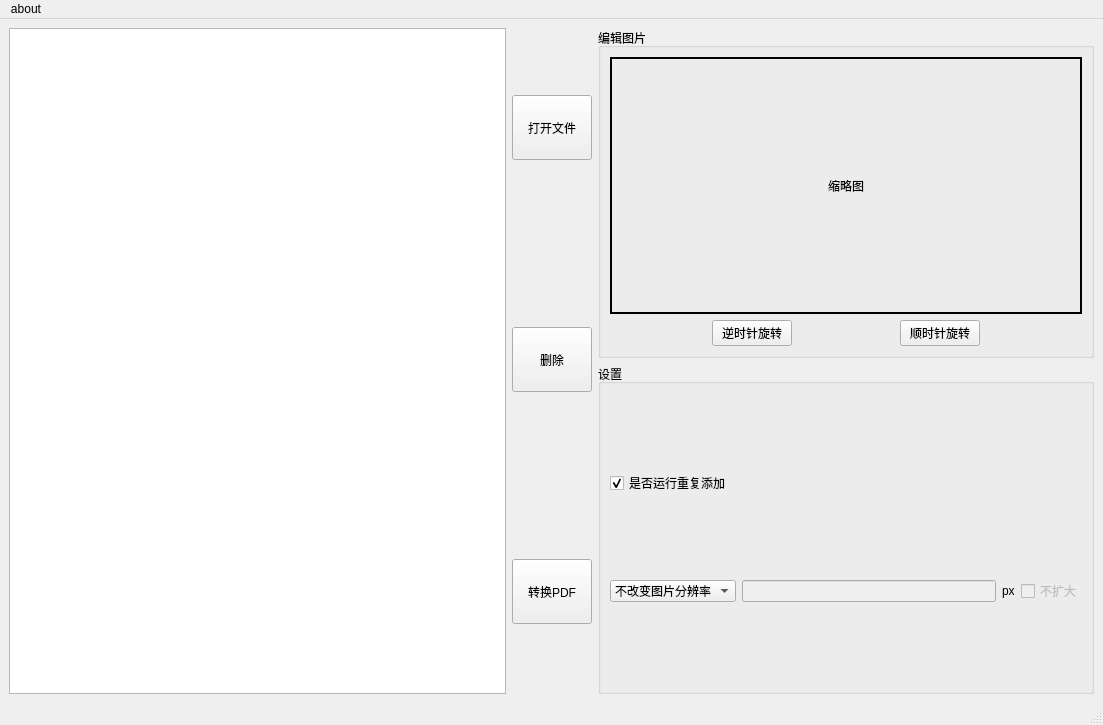
Before: the Qt Designer form mainwindow.ui in foreverzxc/Photo2PDF, drawn with Qt 5.
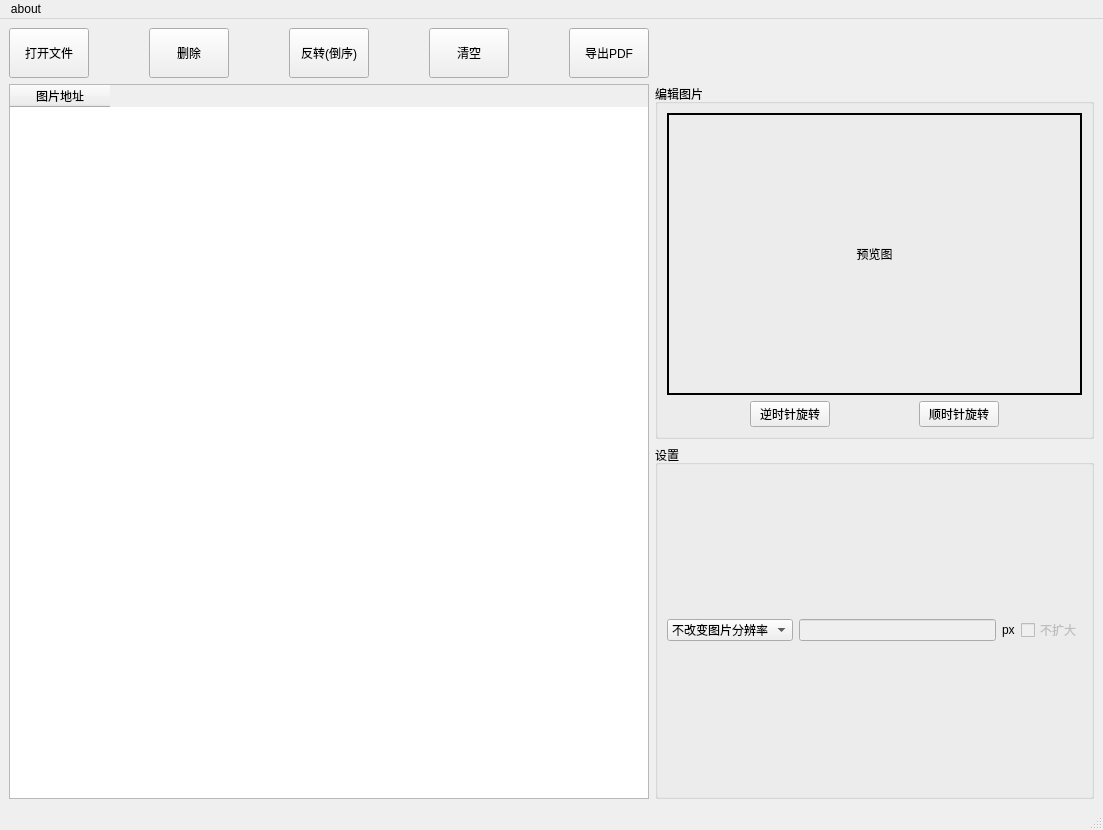
After: the same form once the commit is applied. Icons and pictures are not drawn. Custom widgets are drawn as their Qt base class.

Commit message: 实现了旋转图片，控件enable等细节功能

Diff of the .ui file:
```diff
--- a/mainwindow.ui
+++ b/mainwindow.ui
@@ -7,7 +7,7 @@
     <x>0</x>
     <y>0</y>
     <width>1103</width>
-    <height>725</height>
+    <height>830</height>
    </rect>
   </property>
   <property name="minimumSize">
@@ -29,87 +29,7 @@
    <layout class="QHBoxLayout" name="horizontalLayout_3">
     <item>
      <layout class="QGridLayout" name="gridLayout">
-      <item row="0" column="0">
-       <widget class="QListWidget" name="fileList">
-        <property name="sizePolicy">
-         <sizepolicy hsizetype="Expanding" vsizetype="Expanding">
-          <horstretch>0</horstretch>
-          <verstretch>0</verstretch>
-         </sizepolicy>
-        </property>
-        <property name="dragEnabled">
-         <bool>true</bool>
-        </property>
-        <property name="dragDropMode">
-         <enum>QAbstractItemView::DragDropMode::InternalMove</enum>
-        </property>
-       </widget>
-      </item>
-      <item row="0" column="1">
-       <layout class="QVBoxLayout" name="verticalLayout_3" stretch="0,0,0">
-        <property name="spacing">
-         <number>100</number>
-        </property>
-        <item>
-         <widget class="QPushButton" name="openFileButton">
-          <property name="sizePolicy">
-           <sizepolicy hsizetype="Minimum" vsizetype="Fixed">
-            <horstretch>0</horstretch>
-            <verstretch>0</verstretch>
-           </sizepolicy>
-          </property>
-          <property name="minimumSize">
-           <size>
-            <width>0</width>
-            <height>65</height>
-           </size>
-          </property>
-          <property name="text">
-           <string>打开文件</string>
-          </property>
-         </widget>
-        </item>
-        <item>
-         <widget class="QPushButton" name="deleteButton">
-          <property name="sizePolicy">
-           <sizepolicy hsizetype="Minimum" vsizetype="Fixed">
-            <horstretch>0</horstretch>
-            <verstretch>0</verstretch>
-           </sizepolicy>
-          </property>
-          <property name="minimumSize">
-           <size>
-            <width>0</width>
-            <height>65</height>
-           </size>
-          </property>
-          <property name="text">
-           <string>删除</string>
-          </property>
-         </widget>
-        </item>
-        <item>
-         <widget class="QPushButton" name="convertButton">
-          <property name="sizePolicy">
-           <sizepolicy hsizetype="Minimum" vsizetype="Fixed">
-            <horstretch>0</horstretch>
-            <verstretch>0</verstretch>
-           </sizepolicy>
-          </property>
-          <property name="minimumSize">
-           <size>
-            <width>0</width>
-            <height>65</height>
-           </size>
-          </property>
-          <property name="text">
-           <string>转换PDF</string>
-          </property>
-         </widget>
-        </item>
-       </layout>
-      </item>
-      <item row="0" column="2">
+      <item row="1" column="2">
        <layout class="QVBoxLayout" name="verticalLayout_4">
         <item>
          <widget class="QGroupBox" name="groupBox">
@@ -123,7 +43,7 @@
               <string notr="true">border-width: 2px;border-style: solid;border-color: rgb(0, 0, 0);</string>
              </property>
              <property name="text">
-              <string>缩略图</string>
+              <string>预览图</string>
              </property>
              <property name="alignment">
               <set>Qt::AlignmentFlag::AlignCenter</set>
@@ -178,16 +98,6 @@
            <string>设置</string>
           </property>
           <layout class="QVBoxLayout" name="verticalLayout">
-           <item>
-            <widget class="QCheckBox" name="checkBox">
-             <property name="text">
-              <string>是否运行重复添加</string>
-             </property>
-             <property name="checked">
-              <bool>true</bool>
-             </property>
-            </widget>
-           </item>
            <item>
             <layout class="QHBoxLayout" name="horizontalLayout_2">
              <item>
@@ -240,6 +150,132 @@
         </item>
        </layout>
       </item>
+      <item row="0" column="0">
+       <layout class="QHBoxLayout" name="horizontalLayout_4" stretch="0,0,0,0,0">
+        <property name="spacing">
+         <number>60</number>
+        </property>
+        <item>
+         <widget class="QPushButton" name="openFileButton">
+          <property name="sizePolicy">
+           <sizepolicy hsizetype="Minimum" vsizetype="Fixed">
+            <horstretch>0</horstretch>
+            <verstretch>0</verstretch>
+           </sizepolicy>
+          </property>
+          <property name="minimumSize">
+           <size>
+            <width>0</width>
+            <height>50</height>
+           </size>
+          </property>
+          <property name="text">
+           <string>打开文件</string>
+          </property>
+         </widget>
+        </item>
+        <item>
+         <widget class="QPushButton" name="deleteButton">
+          <property name="sizePolicy">
+           <sizepolicy hsizetype="Minimum" vsizetype="Fixed">
+            <horstretch>0</horstretch>
+            <verstretch>0</verstretch>
+           </sizepolicy>
+          </property>
+          <property name="minimumSize">
+           <size>
+            <width>0</width>
+            <height>50</height>
+           </size>
+          </property>
+          <property name="text">
+           <string>删除</string>
+          </property>
+         </widget>
+        </item>
+        <item>
+         <widget class="QPushButton" name="reverseButton">
+          <property name="minimumSize">
+           <size>
+            <width>0</width>
+            <height>50</height>
+           </size>
+          </property>
+          <property name="text">
+           <string>反转(倒序)</string>
+          </property>
+         </widget>
+        </item>
+        <item>
+         <widget class="QPushButton" name="clearButton">
+          <property name="minimumSize">
+           <size>
+            <width>0</width>
+            <height>50</height>
+           </size>
+          </property>
+          <property name="text">
+           <string>清空</string>
+          </property>
+         </widget>
+        </item>
+        <item>
+         <widget class="QPushButton" name="convertButton">
+          <property name="sizePolicy">
+           <sizepolicy hsizetype="Minimum" vsizetype="Fixed">
+            <horstretch>0</horstretch>
+            <verstretch>0</verstretch>
+           </sizepolicy>
+          </property>
+          <property name="minimumSize">
+           <size>
+            <width>0</width>
+            <height>50</height>
+           </size>
+          </property>
+          <property name="text">
+           <string>导出PDF</string>
+          </property>
+         </widget>
+        </item>
+       </layout>
+      </item>
+      <item row="1" column="0">
+       <widget class="TableWidgetUpDown" name="photoTable">
+        <property name="sizePolicy">
+         <sizepolicy hsizetype="Expanding" vsizetype="Expanding">
+          <horstretch>0</horstretch>
+          <verstretch>0</verstretch>
+         </sizepolicy>
+        </property>
+        <property name="editTriggers">
+         <set>QAbstractItemView::EditTrigger::NoEditTriggers</set>
+        </property>
+        <property name="dragEnabled">
+         <bool>false</bool>
+        </property>
+        <property name="dragDropOverwriteMode">
+         <bool>false</bool>
+        </property>
+        <property name="dragDropMode">
+         <enum>QAbstractItemView::DragDropMode::InternalMove</enum>
+        </property>
+        <property name="selectionMode">
+         <enum>QAbstractItemView::SelectionMode::SingleSelection</enum>
+        </property>
+        <property name="selectionBehavior">
+         <enum>QAbstractItemView::SelectionBehavior::SelectRows</enum>
+        </property>
+        <property name="columnCount">
+         <number>1</number>
+        </property>
+        <column>
+         <property name="text">
+          <string>图片地址</string>
+         </property>
+        </column>
+       </widget>
+      </item>
      </layout>
     </item>
    </layout>
@@ -272,6 +308,13 @@
    </property>
   </action>
  </widget>
+ <customwidgets>
+  <customwidget>
+   <class>TableWidgetUpDown</class>
+   <extends>QTableWidget</extends>
+   <header>tablewidgetupdown.h</header>
+  </customwidget>
+ </customwidgets>
  <resources/>
  <connections/>
 </ui>
```
Left out of the diff: 2 changed lines with no effect on the pictures. The commit also changes 10 other files.
